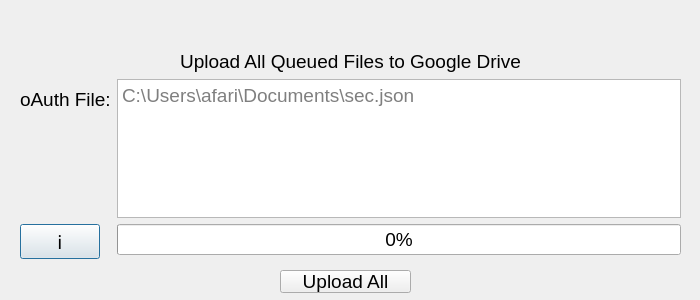
This is MainWindow/UploadQueuedFiles/upload_drive_files.ui in Georgia-Tech-Off-Road/GTORDaata as Qt 5 draws it before an edit. The edited form follows.
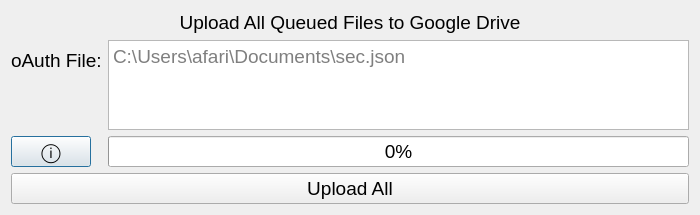
This is the edited form.

Commit message: Enabled expanding of new QDialogs

```diff
--- a/MainWindow/UploadQueuedFiles/upload_drive_files.ui
+++ b/MainWindow/UploadQueuedFiles/upload_drive_files.ui
@@ -7,9 +7,15 @@
     <x>0</x>
     <y>0</y>
     <width>700</width>
-    <height>300</height>
+    <height>215</height>
    </rect>
   </property>
+  <property name="sizePolicy">
+   <sizepolicy hsizetype="Expanding" vsizetype="Expanding">
+    <horstretch>0</horstretch>
+    <verstretch>0</verstretch>
+   </sizepolicy>
+  </property>
   <property name="font">
    <font>
     <pointsize>14</pointsize>
@@ -18,15 +24,8 @@
   <property name="windowTitle">
    <string>Dialog</string>
   </property>
-  <widget class="QWidget" name="verticalLayoutWidget">
-   <property name="geometry">
-    <rect>
-     <x>20</x>
-     <y>50</y>
-     <width>661</width>
-     <height>209</height>
-    </rect>
-   </property>
+  <layout class="QVBoxLayout" name="verticalLayout_2">
+   <item>
    <layout class="QVBoxLayout" name="verticalLayout">
     <item>
      <widget class="QLabel" name="heading1_text">
@@ -38,19 +37,6 @@
       </property>
      </widget>
     </item>
-    <item>
-     <spacer name="verticalSpacer">
-      <property name="orientation">
-       <enum>Qt::Vertical</enum>
-      </property>
-      <property name="sizeHint" stdset="0">
-       <size>
-        <width>20</width>
-        <height>40</height>
-       </size>
-      </property>
-     </spacer>
-    </item>
     <item>
      <layout class="QFormLayout" name="formLayout">
       <item row="0" column="0">
@@ -70,7 +56,7 @@
       <item row="1" column="0">
        <widget class="QPushButton" name="oAuth_info">
         <property name="text">
-         <string>ℹ</string>
+          <string>ⓘ</string>
         </property>
        </widget>
       </item>
@@ -84,20 +70,15 @@
      </layout>
     </item>
    </layout>
-  </widget>
+   </item>
+   <item>
   <widget class="QPushButton" name="upload_all_button">
-   <property name="geometry">
-    <rect>
-     <x>280</x>
-     <y>270</y>
-     <width>131</width>
-     <height>23</height>
-    </rect>
-   </property>
    <property name="text">
     <string>Upload All</string>
    </property>
   </widget>
+   </item>
+  </layout>
  </widget>
  <resources/>
  <connections/>
```
Lines whose indentation alone changed are shown as unchanged. The commit also changes 9 other files.
